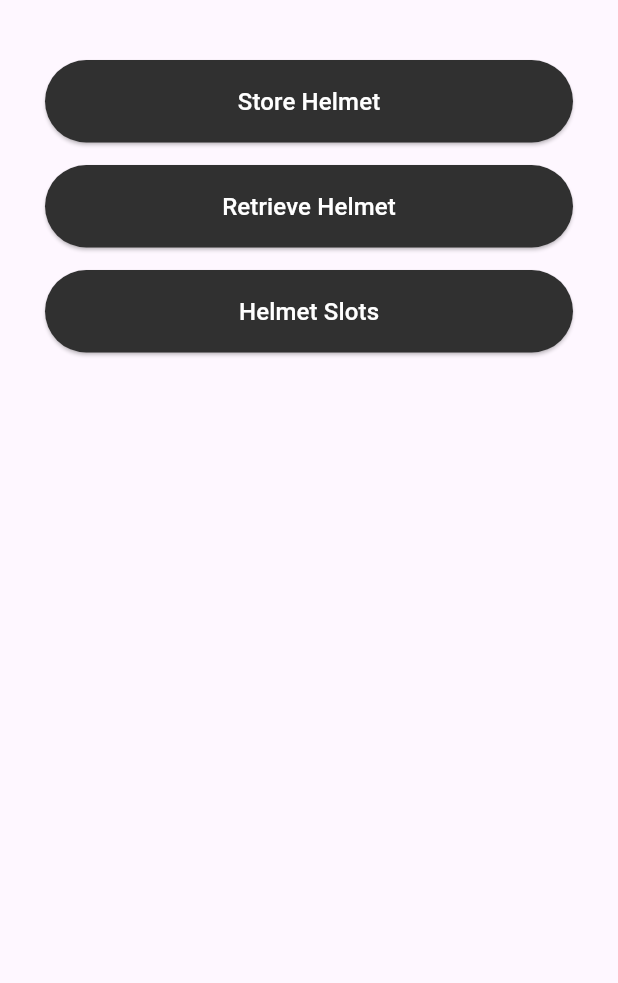
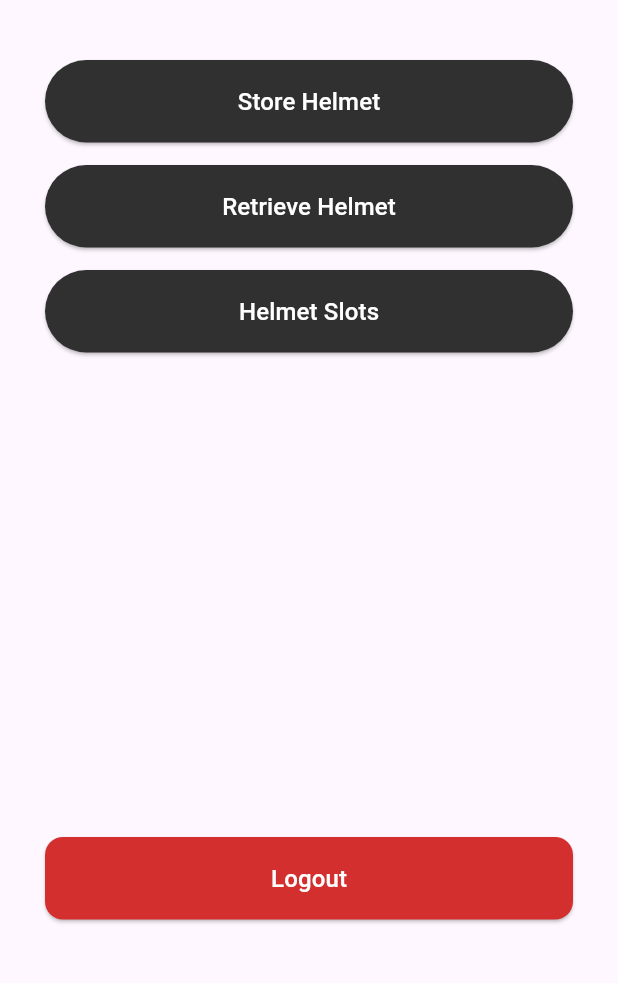
Before and after one commit to edxiee/Park-and-Lock, a Flutter app: the DashboardPage screen opened by its route, on a phone screen of 412 x 824 dp, the part 249-1232 px from its top. Run offline on Flutter 3.47's test engine with Material 3 defaults, Android fonts, the phone set to English and light mode, and no system bars.

Commit message:
Update: Added Logout function in dashboard

```diff
--- a/lib/pages/dashboard_page.dart
+++ b/lib/pages/dashboard_page.dart
@@ -3,6 +3,7 @@ import 'package:flutter/material.dart';
 import 'scanner_page.dart';
 import 'helmets_page.dart';
 import 'slots_page.dart';
+import 'login_page.dart';
 
 class DashboardPage extends StatelessWidget {
   const DashboardPage({super.key});
@@ -14,6 +15,15 @@ class DashboardPage extends StatelessWidget {
         title: const Text('Park & Lock'),
         centerTitle: true,
         automaticallyImplyLeading: false,
+        actions: [
+          IconButton(
+            icon: const Icon(Icons.logout, color: Colors.white),
+            tooltip: 'Logout',
+            onPressed: () {
+              _showLogoutConfirmation(context);
+            },
+          ),
+        ],
       ),
       body: Padding(
         padding: const EdgeInsets.all(30.0),
@@ -29,6 +39,10 @@ class DashboardPage extends StatelessWidget {
             _dashButton(context, 'Store Helmet', const ScannerPage()),
             _dashButton(context, 'Retrieve Helmet', const HelmetsPage()),
             _dashButton(context, 'Helmet Slots', const SlotsPage()),
+
+            const Spacer(), // ← pushes logout button to bottom
+
+            _logoutButton(context),
           ],
         ),
       ),
@@ -57,4 +71,58 @@ class DashboardPage extends StatelessWidget {
       ),
     );
   }
+
+  Widget _logoutButton(BuildContext context) {
+    return Padding(
+      padding: const EdgeInsets.only(bottom: 15.0),
+      child: SizedBox(
+        width: double.infinity,
+        height: 55,
+        child: ElevatedButton(
+          style: ElevatedButton.styleFrom(
+            backgroundColor: Colors.red[700],
+            shape: RoundedRectangleBorder(
+              borderRadius: BorderRadius.circular(12),
+            ),
+          ),
+          onPressed: () {
+            _showLogoutConfirmation(context);
+          },
+          child: const Text(
+            'Logout',
+            style: TextStyle(color: Colors.white, fontSize: 16),
+          ),
+        ),
+      ),
+    );
+  }
+
+  void _showLogoutConfirmation(BuildContext context) {
+    showDialog(
+      context: context,
+      builder: (context) => AlertDialog(
+        title: const Text('Logout'),
+        content: const Text('Are you sure you want to log out?'),
+        actions: [
+          TextButton(
+            onPressed: () => Navigator.pop(context),
+            child: const Text('Cancel'),
+          ),
+          TextButton(
+            onPressed: () {
+              Navigator.pop(context); // close dialog
+              Navigator.pushReplacement(
+                context,
+                MaterialPageRoute(builder: (context) => const LoginPage()),
+              );
+            },
+            child: const Text(
+              'Logout',
+              style: TextStyle(color: Colors.red),
+            ),
+          ),
+        ],
+      ),
+    );
+  }
 }
```
